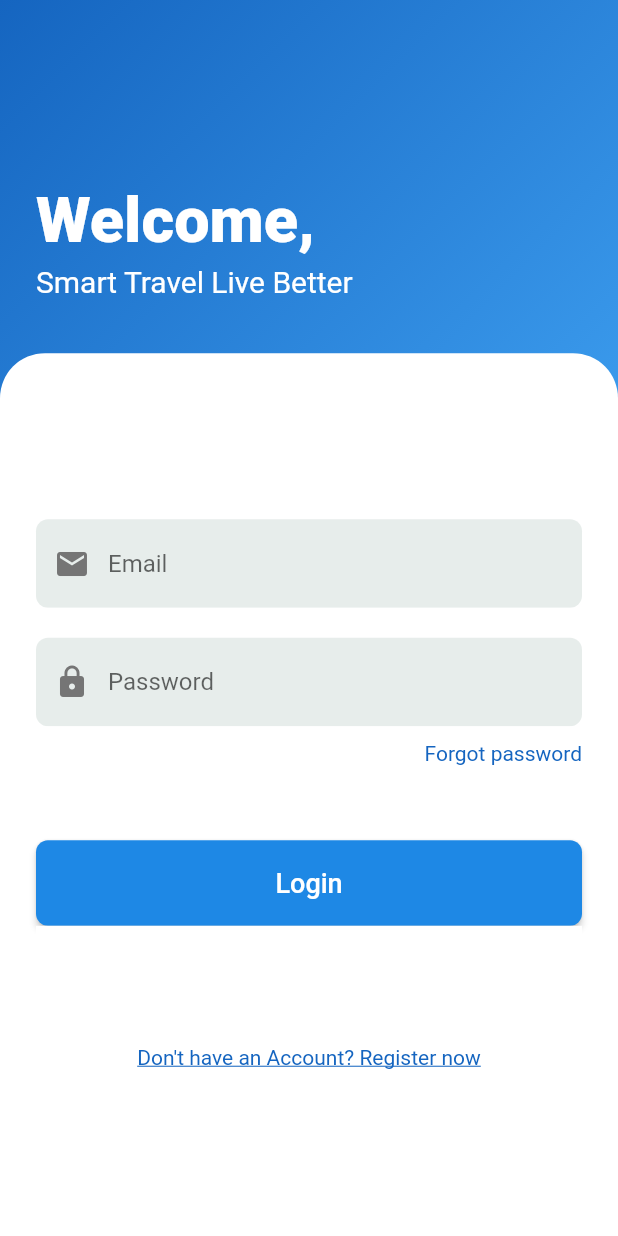
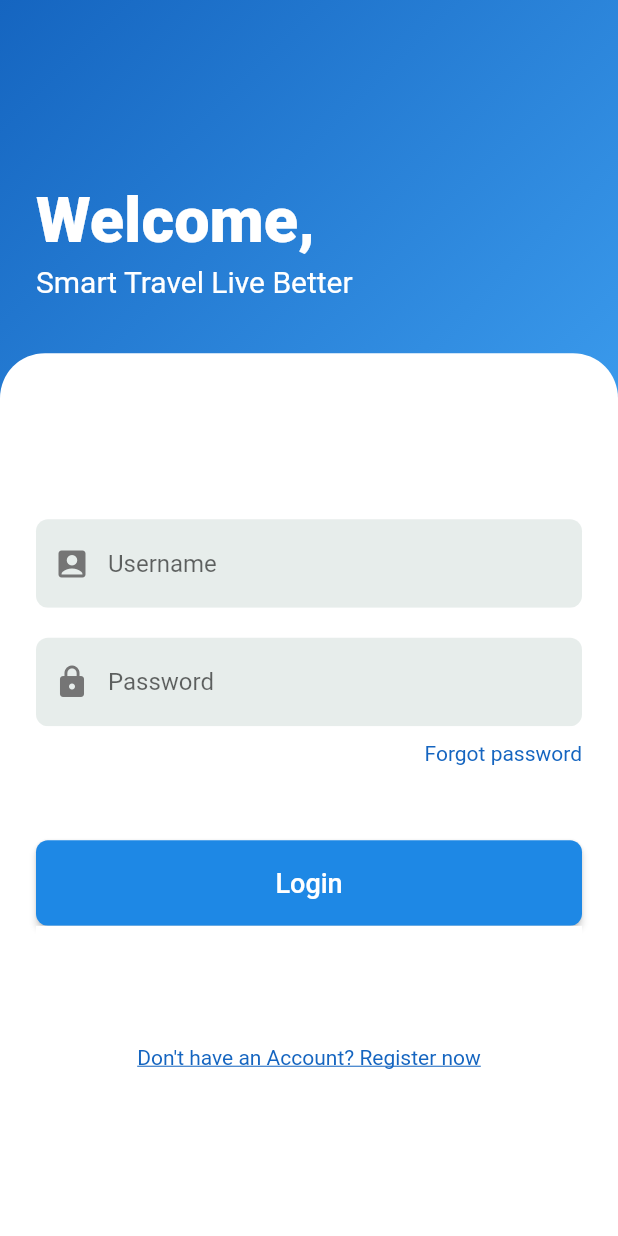
Before and after one commit to asepscareer/product-apps, a Flutter app: the screen it shows after launch, on a phone screen of 412 x 824 dp. Run offline on Flutter 3.47's test engine with Material 2 defaults, Android fonts, the phone set to English and light mode, and no system bars.

Commit message:
menambahkan fungsi untuk hit api login

```diff
--- a/lib/api/list_products.dart
+++ b/lib/api/get_list_products.dart
@@ -13,9 +13,9 @@ class GetListProducts {
         final jsonData = json.decode(response.body);
         final result = ProductData.fromJson(jsonData);
 
-        for (Product product in result.products) {
-          print("Title: ${product.title}, Price: \$${product.price}");
-        }
+        // for (Product product in result.products) {
+        //   print("Title: ${product.title}, Price: \$${product.price}");
+        // }
 
         return result;
       } else {
--- a/lib/const/constanta.dart
+++ b/lib/const/constanta.dart
@@ -2,4 +2,6 @@ class ApiConstants {
   static String baseUrl = 'https://dummyjson.com';
 
   static String listProducts = '$baseUrl/products';
+  static String loginUrl =
+      'https://jwt-asep-5fcb7418385e.herokuapp.com/api/auth/signin';
 }
--- a/lib/main.dart
+++ b/lib/main.dart
@@ -1,5 +1,5 @@
 import 'package:flutter/material.dart';
-import 'package:product_apps/utils/page/login.dart';
+import 'package:product_apps/utils/page/login_page.dart';
 
 void main() {
   runApp(const MyApp());
--- /dev/null
+++ b/lib/models/user_info.dart
@@ -0,0 +1,34 @@
+class UserInfo {
+  int id;
+  String username;
+  String email;
+  List<String> roles;
+  String token;
+
+  UserInfo({
+    required this.id,
+    required this.username,
+    required this.email,
+    required this.roles,
+    required this.token,
+  });
+
+  factory UserInfo.fromJson(Map<String, dynamic> json) {
+    List<String> rolesList = List<String>.from(json["roles"] ?? []);
+
+    return UserInfo(
+      id: json["id"],
+      username: json["username"],
+      email: json["email"],
+      roles: rolesList,
+      token: json["token"],
+    );
+  }
+
+  Map<String, dynamic> toJson() => {
+        "id": id,
+        "username": username,
+        "email": email,
+        "roles": roles,
+      };
+}
--- a/lib/utils/button/login.dart
+++ b/lib/utils/button/login_button.dart
@@ -1,25 +1,49 @@
-import 'package:product_apps/utils/page/home.dart';
+import 'package:product_apps/api/auth.dart';
+import 'package:product_apps/models/user_info.dart';
+import 'package:product_apps/utils/page/home_page.dart';
 import 'package:flutter/material.dart';
 
 class LoginButton extends StatefulWidget {
-  const LoginButton({super.key});
+  final String username;
+  final String password;
+
+  const LoginButton({
+    Key? key,
+    required this.username,
+    required this.password,
+  }) : super(key: key);
 
   @override
   State<LoginButton> createState() => _LoginButtonState();
 }
 
 class _LoginButtonState extends State<LoginButton> {
+  Future<UserInfo?> _validate() async {
+    try {
+      print("Ini dia " + widget.username);
+      final result =
+          await LoginResponse().validate(widget.username, widget.password);
+      print(result?.token);
+      return result;
+    } catch (e) {
+      print("ERROR: $e");
+      return null;
+    }
+  }
+
   @override
   Widget build(BuildContext context) {
     return SizedBox(
       width: double.infinity,
       child: ElevatedButton(
         onPressed: () {
+          _validate();
+
           Navigator.push(
             context,
             MaterialPageRoute<void>(
               builder: (BuildContext context) {
-                return Home();
+                return const Home();
               },
             ),
           );
--- a/lib/utils/form/email.dart
+++ /dev/null
@@ -1,30 +0,0 @@
-import 'package:flutter/material.dart';
-
-class EmailForm extends StatefulWidget {
-  const EmailForm({super.key});
-
-  @override
-  State<EmailForm> createState() => _EmailFormState();
-}
-
-class _EmailFormState extends State<EmailForm> {
-  @override
-  Widget build(BuildContext context) {
-    return TextFormField(
-      keyboardType: TextInputType.emailAddress,
-      decoration: InputDecoration(
-        filled: true,
-        fillColor: const Color(0xFFE7EDEB),
-        hintText: "Email",
-        prefixIcon: Icon(
-          Icons.mail,
-          color: Colors.grey[600],
-        ),
-        border: OutlineInputBorder(
-          borderSide: BorderSide.none,
-          borderRadius: BorderRadius.circular(8.0),
-        ),
-      ),
-    );
-  }
-}
--- a/lib/utils/form/password.dart
+++ b/lib/utils/form/password.dart
@@ -1,17 +1,29 @@
 import 'package:flutter/material.dart';
 
 class PasswordForm extends StatefulWidget {
-  const PasswordForm({super.key});
+  final void Function(String) onPasswordChanged;
+  const PasswordForm({Key? key, required this.onPasswordChanged})
+      : super(key: key);
 
   @override
   State<PasswordForm> createState() => _PasswordFormState();
 }
 
 class _PasswordFormState extends State<PasswordForm> {
+  final TextEditingController _passwordInput = TextEditingController();
+
+  @override
+  void dispose() {
+    _passwordInput.dispose();
+    super.dispose();
+  }
+
   @override
   Widget build(BuildContext context) {
     return TextFormField(
+      controller: _passwordInput,
       obscureText: true,
+      onChanged: widget.onPasswordChanged,
       decoration: InputDecoration(
         filled: true,
         fillColor: const Color(0xFFE7EDEB),
--- /dev/null
+++ b/lib/utils/form/username.dart
@@ -0,0 +1,43 @@
+import 'package:flutter/material.dart';
+
+class UsernameForm extends StatefulWidget {
+  final void Function(String) onUsernameChanged;
+
+  const UsernameForm({Key? key, required this.onUsernameChanged})
+      : super(key: key);
+
+  @override
+  State<UsernameForm> createState() => _UsernameFormState();
+}
+
+class _UsernameFormState extends State<UsernameForm> {
+  final TextEditingController _usernameInput = TextEditingController();
+
+  @override
+  void dispose() {
+    _usernameInput.dispose();
+    super.dispose();
+  }
+
+  @override
+  Widget build(BuildContext context) {
+    return TextFormField(
+      controller: _usernameInput,
+      keyboardType: TextInputType.name,
+      onChanged: widget.onUsernameChanged,
+      decoration: InputDecoration(
+        filled: true,
+        fillColor: const Color(0xFFE7EDEB),
+        hintText: "Username",
+        prefixIcon: Icon(
+          Icons.account_box,
+          color: Colors.grey[600],
+        ),
+        border: OutlineInputBorder(
+          borderSide: BorderSide.none,
+          borderRadius: BorderRadius.circular(8.0),
+        ),
+      ),
+    );
+  }
+}
--- a/lib/utils/page/login.dart
+++ b/lib/utils/page/login_page.dart
@@ -1,5 +1,5 @@
-import 'package:product_apps/utils/button/login.dart';
-import 'package:product_apps/utils/form/email.dart';
+import 'package:product_apps/utils/button/login_button.dart';
+import 'package:product_apps/utils/form/username.dart';
 import 'package:product_apps/utils/form/password.dart';
 import 'package:flutter/material.dart';
 
@@ -11,6 +11,28 @@ class LoginPage extends StatefulWidget {
 }
 
 class _LoginPageState extends State<LoginPage> {
+  final TextEditingController _usernameController = TextEditingController();
+  final TextEditingController _passwordController = TextEditingController();
+
+  @override
+  void dispose() {
+    _usernameController.dispose();
+    _passwordController.dispose();
+    super.dispose();
+  }
+
+  void handleUsernameChanged(String value) {
+    setState(() {
+      _usernameController.text = value;
+    });
+  }
+
+  void handlePasswordChanged(String value) {
+    setState(() {
+      _passwordController.text = value;
+    });
+  }
+
   @override
   Widget build(BuildContext context) {
     return Scaffold(
@@ -85,12 +107,12 @@ class _LoginPageState extends State<LoginPage> {
                     child: Column(
                       mainAxisAlignment: MainAxisAlignment.center,
                       children: [
-                        const EmailForm(),
+                        UsernameForm(onUsernameChanged: handleUsernameChanged),
                         Container(
                           height: 20.0,
                           decoration: const BoxDecoration(color: Colors.white),
                         ),
-                        const PasswordForm(),
+                        PasswordForm(onPasswordChanged: handlePasswordChanged),
                         Container(
                           height: 10.0,
                           decoration: const BoxDecoration(color: Colors.white),
@@ -112,7 +134,10 @@ class _LoginPageState extends State<LoginPage> {
                           height: 50.0,
                           decoration: const BoxDecoration(color: Colors.white),
                         ),
-                        const LoginButton(),
+                        LoginButton(
+                          username: _usernameController.text,
+                          password: _passwordController.text,
+                        ),
                         Container(
                           height: 80.0,
                           decoration: const BoxDecoration(color: Colors.white),
```
Also changed, not shown: lib/api/auth.dart (added, +34 -0 lines), lib/utils/page/home_page.dart (renamed from lib/utils/page/home.dart, +43 -11 lines), 1 other file.
